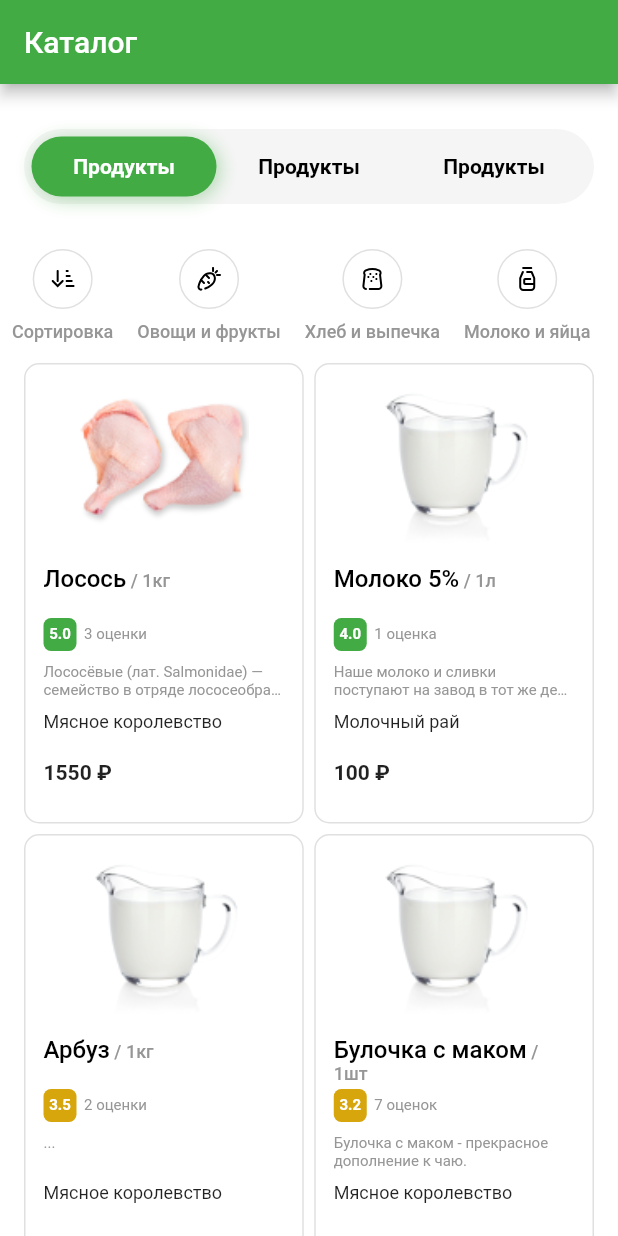
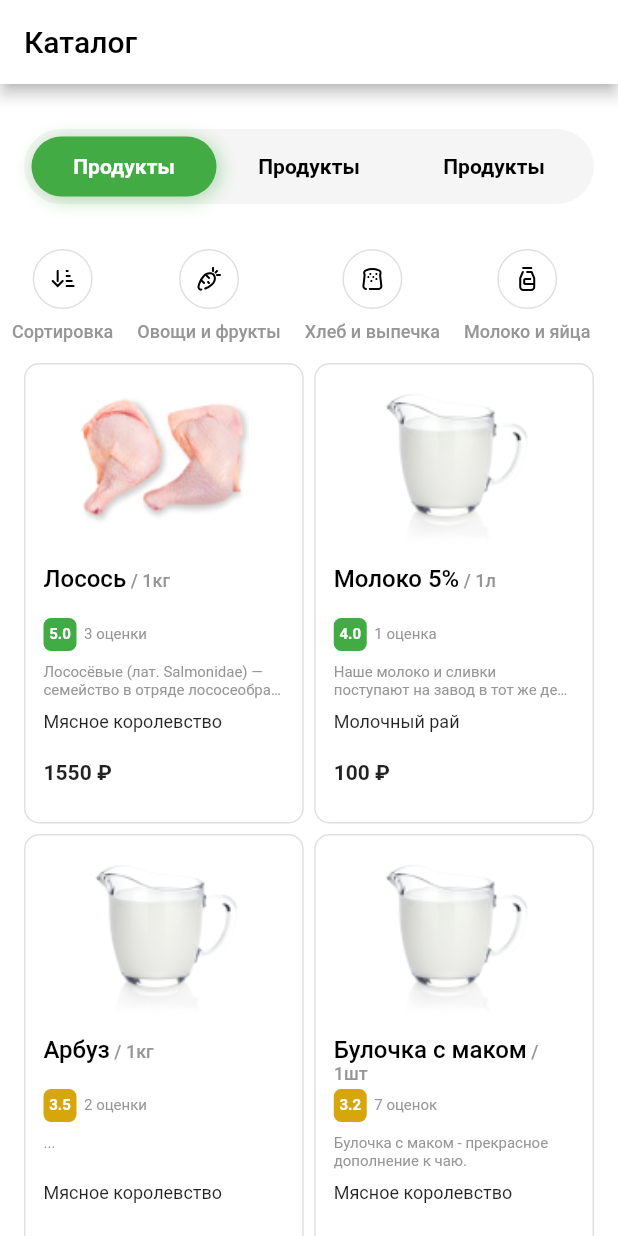
Before and after one commit to bitizen248/rshb_test_task, a Flutter app: the screen it shows after launch, on a phone screen of 412 x 824 dp. Run offline on Flutter 3.47's test engine with Material 2 defaults, Android fonts, the phone set to English and light mode, and no system bars; our stand-ins replace bloc, flutter_bloc, flutter_svg, shared_preferences; generated files the repository leaves out were written again.

Commit message:
Мелкие правки

```diff
--- a/lib/app.dart
+++ b/lib/app.dart
@@ -1,9 +1,6 @@
-import 'package:divan_test_task_rshb/resources/products_api.dart';
 import 'package:divan_test_task_rshb/screens/colors.dart';
 import 'package:divan_test_task_rshb/screens/main_screen.dart';
 import 'package:flutter/material.dart';
-
-import 'models/sort_order.dart';
 
 class RshbApp extends StatelessWidget {
   // This widget is the root of your application.
@@ -13,6 +10,15 @@ class RshbApp extends StatelessWidget {
       title: 'РСХБ Тествое задание',
       theme: ThemeData(
         primaryColor: RshbColors.primary,
+        appBarTheme: AppBarTheme(
+            color: Colors.white,
+            brightness: Brightness.light,
+        ),
+        primaryTextTheme: TextTheme(
+            headline6: TextStyle(
+                color: Colors.black
+            )
+        ),
         visualDensity: VisualDensity.adaptivePlatformDensity,
       ),
       home: MainScreen(),
--- a/lib/screens/colors.dart
+++ b/lib/screens/colors.dart
@@ -6,5 +6,6 @@ class RshbColors {
   static final Color greyE0 = Color(0xFFE0E0E0);
   static final Color grey96 = Color(0xFF969696);
   static final Color greyBD = Color(0xFFBDBDBD);
+  static final Color greyDA = Color(0xFFDADADA);
   static final Color yellow = Color(0xFFD7A50C);
 }
--- a/lib/screens/tabs/empty_tab.dart
+++ b/lib/screens/tabs/empty_tab.dart
@@ -3,6 +3,6 @@ import 'package:flutter/material.dart';
 class EmptyTab extends StatelessWidget {
   @override
   Widget build(BuildContext context) {
-    return Center(child: Text("Здесь пока ничего нет, но скоро будет :)"),);
+    return Container(child: Center(child: Text("Здесь пока ничего нет, но скоро будет :)"),));
   }
 }
```
Also changed, not shown: assets/icons/arrow_right_icon.svg (added).
